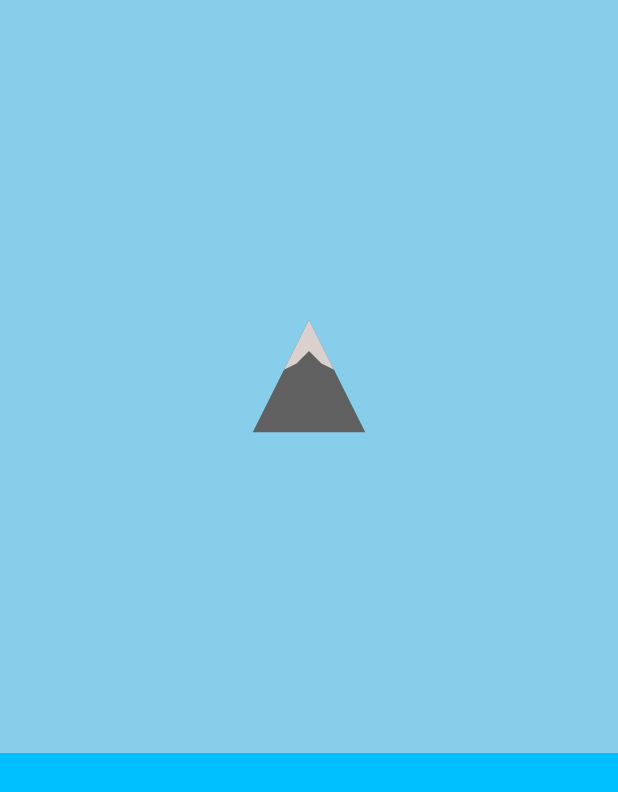
After one commit to august3sas/put_trail_application, an Android app: the fragment MountainFragment shown on its own in the app's theme, on a phone screen of 412 x 824 dp. The commit adds this screen. Shown: the top 792 px of the screen. Run offline under Robolectric (Android 15) with nearby library versions, the phone set to English and light mode, and no system bars.

Commit message:
mountain icon

```diff
--- /dev/null
+++ b/SzlakiTurystyczne/app/src/main/java/mob/lab/inf151871inf151835/MountainFragment.kt
@@ -0,0 +1,18 @@
+package mob.lab.inf151871inf151835
+
+import android.os.Bundle
+import androidx.fragment.app.Fragment
+import android.view.LayoutInflater
+import android.view.View
+import android.view.ViewGroup
+
+
+class MountainFragment : Fragment() {
+    fun newInstance(): MountainFragment {
+        return MountainFragment()
+    }
+    override fun onCreateView(inflater: LayoutInflater, container: ViewGroup?, savedInstanceState: Bundle?): View? {
+        val view = inflater.inflate(R.layout.fragment_mountain, container, false)
+        return view
+    }
+}
--- /dev/null
+++ b/SzlakiTurystyczne/app/src/main/java/mob/lab/inf151871inf151835/SunsetFragment.kt
@@ -0,0 +1,12 @@
+package mob.lab.inf151871inf151835
+
+import android.os.Bundle
+import androidx.fragment.app.Fragment
+import android.view.LayoutInflater
+import android.view.View
+import android.view.ViewGroup
+
+// TODO: Rename parameter arguments, choose names that match
+// the fragment initialization parameters, e.g. ARG_ITEM_NUMBER
+private const val ARG_PARAM1 = "param1"
+private const val ARG_PARAM2 = "param2"
--- /dev/null
+++ b/SzlakiTurystyczne/app/src/main/res/drawable/mountain.xml
@@ -0,0 +1,13 @@
+<?xml version="1.0" encoding="utf-8"?>
+<vector xmlns:android="http://schemas.android.com/apk/res/android"
+    android:width="24dp"
+    android:height="24dp"
+    android:viewportWidth="24"
+    android:viewportHeight="24">
+    <path
+        android:fillColor="#606060"
+        android:pathData="M3,21h18l-9,-18l-9,18z" />
+    <path
+        android:fillColor="#DAD1CE"
+    android:pathData="M12,3l4,8l-2,-1l-2,-2l-2,2l-2,1l4,-8z" />
+</vector>
--- /dev/null
+++ b/SzlakiTurystyczne/app/src/main/res/layout/fragment_mountain.xml
@@ -0,0 +1,24 @@
+<?xml version="1.0" encoding="utf-8"?>
+<LinearLayout xmlns:android="http://schemas.android.com/apk/res/android"
+    android:orientation="vertical"
+    android:layout_width="match_parent"
+    android:layout_height="match_parent">
+    <FrameLayout
+        android:id="@+id/sky"
+        android:layout_width="match_parent"
+        android:layout_height="0dp"
+        android:layout_weight="0.61"
+        android:background="@color/blue_sky">
+        <ImageView
+            android:id="@+id/mountain"
+            android:layout_width="100dp"
+            android:layout_height="100dp"
+            android:layout_gravity="center"
+            android:src="@drawable/mountain" />
+    </FrameLayout>
+    <View
+        android:layout_width="match_parent"
+        android:layout_height="0dp"
+        android:layout_weight="0.39"
+        android:background="@color/sea" />
+</LinearLayout>
--- a/SzlakiTurystyczne/app/src/main/res/values/colors.xml
+++ b/SzlakiTurystyczne/app/src/main/res/values/colors.xml
@@ -11,4 +11,9 @@
     <color name="colorPrimary">#3F61B5</color>
     <color name="colorPrimaryDark">#303F9F</color>
     <color name="colorAccent">#FF4081</color>
+
+    <color name="mountain">#606060</color>
+    <color name="snow_white">#DAD1CE</color>
+    <color name="blue_sky">#87CEEB</color>
+    <color name="sea">#00BFFF</color>
 </resources>
```
